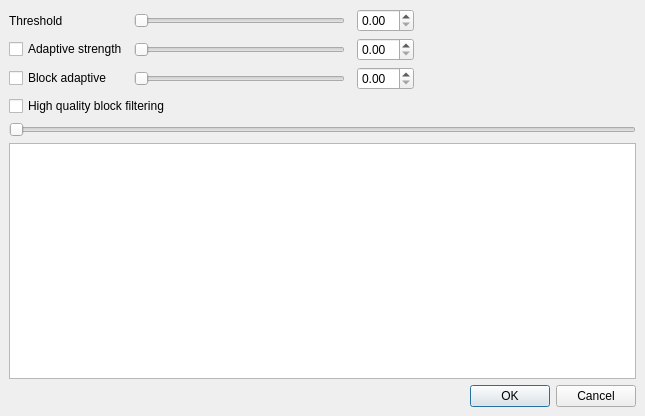
Before: the Qt Designer form avidemux_plugins/ADM_videoFilters6/asharp/qt4/asharp.ui in mean00/avidemux2, drawn with Qt 5.
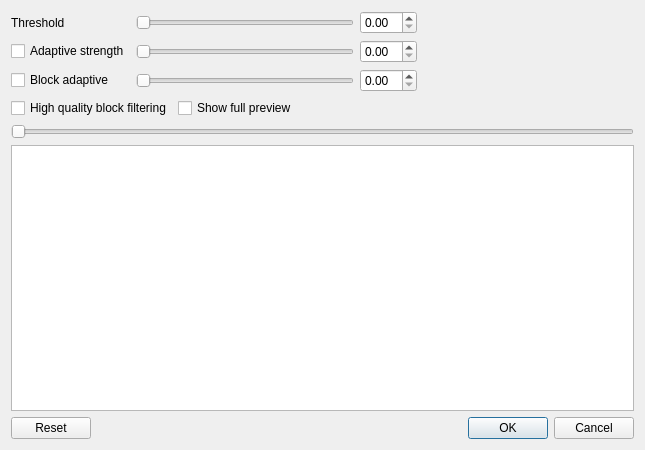
After: the same form once the commit is applied. Custom widgets are drawn as their Qt base class.

Commit message: [asharp] Allow to toggle side-by-side preview, fix tab order, improve encapsulation, add reset button to button box, fix misspelled widget names which facilitated correctly spelled typos

Diff of the .ui file:
```diff
--- a/avidemux_plugins/ADM_videoFilters6/asharp/qt4/asharp.ui
+++ b/avidemux_plugins/ADM_videoFilters6/asharp/qt4/asharp.ui
@@ -7,136 +7,24 @@
     <x>0</x>
     <y>0</y>
     <width>645</width>
-    <height>416</height>
+    <height>450</height>
    </rect>
   </property>
   <property name="windowTitle">
    <string>ASharp</string>
   </property>
-  <layout class="QGridLayout">
-   <property name="leftMargin">
-    <number>9</number>
-   </property>
-   <property name="topMargin">
-    <number>9</number>
-   </property>
-   <property name="rightMargin">
-    <number>9</number>
-   </property>
-   <property name="bottomMargin">
-    <number>9</number>
-   </property>
-   <property name="spacing">
-    <number>6</number>
-   </property>
-   <item row="2" column="5">
-    <spacer>
-     <property name="orientation">
-      <enum>Qt::Horizontal</enum>
-     </property>
-     <property name="sizeHint" stdset="0">
-      <size>
-       <width>40</width>
-       <height>20</height>
-      </size>
-     </property>
-    </spacer>
-   </item>
-   <item row="0" column="5">
-    <spacer>
-     <property name="orientation">
-      <enum>Qt::Horizontal</enum>
-     </property>
-     <property name="sizeHint" stdset="0">
-      <size>
-       <width>40</width>
-       <height>20</height>
-      </size>
-     </property>
-    </spacer>
-   </item>
-   <item row="1" column="3">
-    <widget class="QDoubleSpinBox" name="doubleSpinBoxStrength">
-     <property name="maximum">
-      <double>16.000000000000000</double>
-     </property>
-     <property name="singleStep">
-      <double>0.100000000000000</double>
-     </property>
-    </widget>
-   </item>
-   <item row="3" column="0" colspan="4">
-    <widget class="QCheckBox" name="checkBoxHQBF">
-     <property name="text">
-      <string>High quality block filtering</string>
-     </property>
-    </widget>
-   </item>
-   <item row="3" column="5">
-    <spacer>
-     <property name="orientation">
-      <enum>Qt::Horizontal</enum>
-     </property>
-     <property name="sizeHint" stdset="0">
-      <size>
-       <width>40</width>
-       <height>20</height>
-      </size>
-     </property>
-    </spacer>
-   </item>
-   <item row="5" column="0" colspan="6">
-    <widget class="ADM_QSlider" name="horizontalSlider">
-     <property name="orientation">
-      <enum>Qt::Horizontal</enum>
-     </property>
-    </widget>
-   </item>
-   <item row="7" column="1" colspan="5">
-    <widget class="QDialogButtonBox" name="buttonBox">
-     <property name="orientation">
-      <enum>Qt::Horizontal</enum>
-     </property>
-     <property name="standardButtons">
-      <set>QDialogButtonBox::Cancel|QDialogButtonBox::Ok</set>
-     </property>
-    </widget>
-   </item>
-   <item row="2" column="3">
-    <widget class="QDoubleSpinBox" name="doubleSpinBoxBlock">
-     <property name="maximum">
-      <double>4.000000000000000</double>
-     </property>
-     <property name="singleStep">
-      <double>0.100000000000000</double>
-     </property>
-    </widget>
-   </item>
+  <layout class="QVBoxLayout" name="verticalLayout">
+   <item>
+    <layout class="QGridLayout" name="gridLayout">
    <item row="0" column="0">
-    <widget class="QLabel" name="label">
+      <widget class="QLabel" name="labelThreshold">
      <property name="text">
       <string>Threshold</string>
      </property>
     </widget>
    </item>
-   <item row="6" column="0" colspan="6">
-    <widget class="QGraphicsView" name="graphicsView"/>
-   </item>
-   <item row="0" column="3">
-    <widget class="QDoubleSpinBox" name="doubleSpinBoxTreshold">
-     <property name="maximum">
-      <double>32.000000000000000</double>
-     </property>
-     <property name="singleStep">
-      <double>0.100000000000000</double>
-     </property>
-    </widget>
-   </item>
-   <item row="4" column="0" colspan="6">
-    <layout class="QHBoxLayout" name="toolboxLayout"/>
-   </item>
    <item row="0" column="1">
-    <widget class="QSlider" name="horizontalSliderTreshold">
+      <widget class="QSlider" name="horizontalSliderThreshold">
      <property name="maximum">
       <number>3200</number>
      </property>
@@ -151,19 +39,10 @@
      </property>
     </widget>
    </item>
-   <item row="2" column="1">
-    <widget class="QSlider" name="horizontalSliderBlock">
-     <property name="maximum">
-      <number>400</number>
-     </property>
-     <property name="singleStep">
-      <number>4</number>
-     </property>
-     <property name="pageStep">
-      <number>40</number>
-     </property>
-     <property name="orientation">
-      <enum>Qt::Horizontal</enum>
+     <item row="1" column="0">
+      <widget class="QCheckBox" name="checkBoxStrength">
+       <property name="text">
+        <string>Adaptive strength</string>
      </property>
     </widget>
    </item>
@@ -186,8 +65,28 @@
      </property>
     </widget>
    </item>
-   <item row="1" column="5">
-    <spacer name="horizontalSpacer">
+     <item row="1" column="2">
+      <widget class="QDoubleSpinBox" name="doubleSpinBoxStrength">
+       <property name="maximum">
+        <double>16.000000000000000</double>
+       </property>
+       <property name="singleStep">
+        <double>0.100000000000000</double>
+       </property>
+      </widget>
+     </item>
+     <item row="0" column="2">
+      <widget class="QDoubleSpinBox" name="doubleSpinBoxThreshold">
+       <property name="maximum">
+        <double>32.000000000000000</double>
+       </property>
+       <property name="singleStep">
+        <double>0.100000000000000</double>
+       </property>
+      </widget>
+     </item>
+     <item row="0" column="3">
+      <spacer name="topGridSpacer">
      <property name="orientation">
       <enum>Qt::Horizontal</enum>
      </property>
@@ -199,10 +98,29 @@
      </property>
     </spacer>
    </item>
-   <item row="1" column="0">
-    <widget class="QCheckBox" name="checkBoxStrength">
-     <property name="text">
-      <string>Adaptive strength</string>
+     <item row="2" column="2">
+      <widget class="QDoubleSpinBox" name="doubleSpinBoxBlock">
+       <property name="maximum">
+        <double>4.000000000000000</double>
+       </property>
+       <property name="singleStep">
+        <double>0.100000000000000</double>
+       </property>
+      </widget>
+     </item>
+     <item row="2" column="1">
+      <widget class="QSlider" name="horizontalSliderBlock">
+       <property name="maximum">
+        <number>400</number>
+       </property>
+       <property name="singleStep">
+        <number>4</number>
+       </property>
+       <property name="pageStep">
+        <number>40</number>
+       </property>
+       <property name="orientation">
+        <enum>Qt::Horizontal</enum>
      </property>
     </widget>
    </item>
@@ -214,6 +132,66 @@
     </widget>
    </item>
   </layout>
+   </item>
+   <item>
+    <layout class="QHBoxLayout" name="horizontalLayout">
+     <item>
+      <widget class="QCheckBox" name="checkBoxHQBF">
+       <property name="text">
+        <string>High quality block filtering</string>
+       </property>
+      </widget>
+     </item>
+     <item>
+      <widget class="QCheckBox" name="checkBoxFullPreview">
+       <property name="text">
+        <string>Show full preview</string>
+       </property>
+      </widget>
+     </item>
+     <item>
+      <spacer name="fullPreviewSpacer">
+       <property name="orientation">
+        <enum>Qt::Horizontal</enum>
+       </property>
+       <property name="sizeHint" stdset="0">
+        <size>
+         <width>40</width>
+         <height>20</height>
+        </size>
+       </property>
+      </spacer>
+     </item>
+    </layout>
+   </item>
+   <item>
+    <layout class="QHBoxLayout" name="toolboxLayout"/>
+   </item>
+   <item>
+    <widget class="ADM_QSlider" name="horizontalSlider">
+     <property name="orientation">
+      <enum>Qt::Horizontal</enum>
+     </property>
+    </widget>
+   </item>
+   <item>
+    <widget class="QGraphicsView" name="graphicsView">
+     <property name="focusPolicy">
+      <enum>Qt::NoFocus</enum>
+     </property>
+    </widget>
+   </item>
+   <item>
+    <widget class="QDialogButtonBox" name="buttonBox">
+     <property name="orientation">
+      <enum>Qt::Horizontal</enum>
+     </property>
+     <property name="standardButtons">
+      <set>QDialogButtonBox::Cancel|QDialogButtonBox::Ok|QDialogButtonBox::Reset</set>
+     </property>
+    </widget>
+   </item>
+  </layout>
  </widget>
  <customwidgets>
   <customwidget>
```
Left out of the diff: 13 changed lines with no effect on the pictures. Lines whose indentation alone changed are shown as unchanged. The commit also changes 7 other files.
